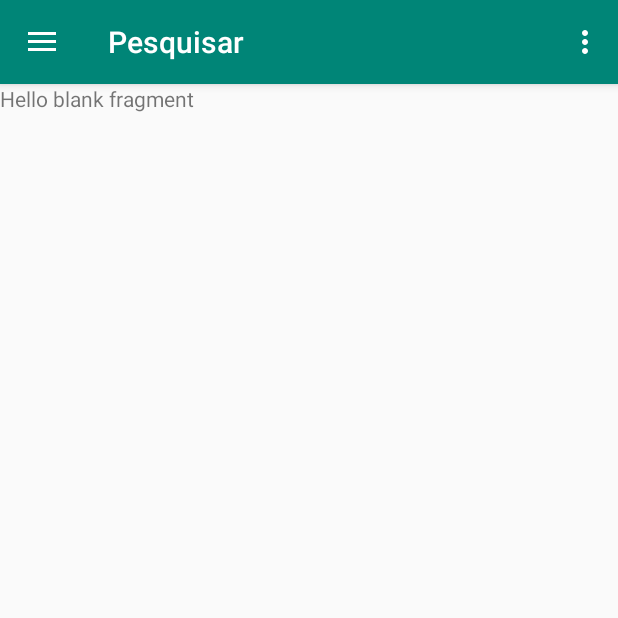
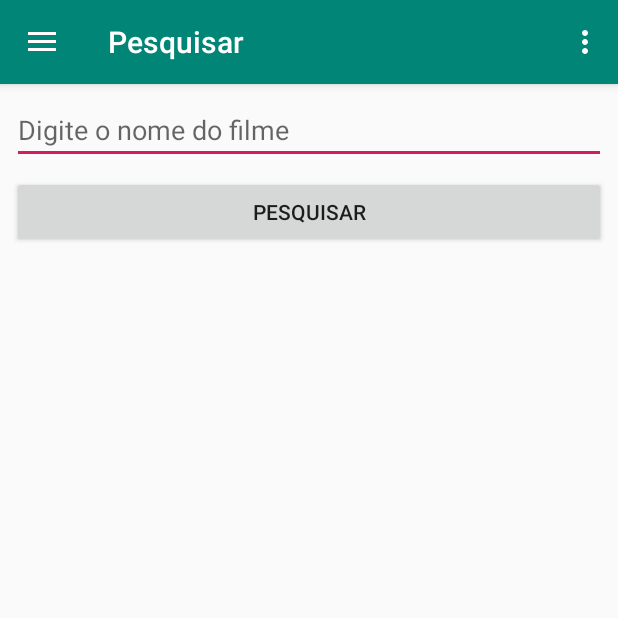
Before and after one commit to fbmanhani/OmdbSdm, an Android app: the screen it shows after launch (MainActivity), in the side drawer, after a tap on "Pesquisar", on a phone screen of 412 x 824 dp, the top half of it. Run offline under Robolectric (Android 15) with nearby library versions, the phone set to English and light mode, and no system bars; 1 statement that could not run was skipped.

Commit message:
Atualização dos fragments e criação dos adapters

```diff
--- a/app/build.gradle
+++ b/app/build.gradle
@@ -36,6 +36,8 @@ dependencies {
     implementation "com.squareup.retrofit2:retrofit:$retrofit_version"
     implementation "com.squareup.retrofit2:converter-gson:$retrofit_version"
 
+
+
     testImplementation 'junit:junit:4.12'
     androidTestImplementation 'com.android.support.test:runner:1.0.2'
     androidTestImplementation 'com.android.support.test.espresso:espresso-core:3.0.2'
--- a/app/src/main/java/br/edu/ifsp/sdm/manhani/omdbsdm/PesquisaFragment.kt
+++ b/app/src/main/java/br/edu/ifsp/sdm/manhani/omdbsdm/PesquisaFragment.kt
@@ -5,10 +5,14 @@ import android.support.v4.app.Fragment
 import android.view.LayoutInflater
 import android.view.View
 import android.view.ViewGroup
+import br.edu.ifsp.sdm.manhani.omdbsdm.adapter.ListaFilmesAdapter
+import br.edu.ifsp.sdm.manhani.omdbsdm.dto.Filme
 
 
 class PesquisaFragment : Fragment() {
 
+    lateinit var filmeAdapter: ListaFilmesAdapter
+//    private var filmes = arrayOf(MutableList<Filme>())
 
     override fun onCreate(savedInstanceState: Bundle?) {
         super.onCreate(savedInstanceState)
@@ -19,6 +23,7 @@ class PesquisaFragment : Fragment() {
         savedInstanceState: Bundle?
     ): View? {
         // Inflate the layout for this fragment
+        filmeAdapter
         return inflater.inflate(R.layout.fragment_pesquisa, container, false)
     }
 
--- a/app/src/main/res/layout/fragment_pesquisa.xml
+++ b/app/src/main/res/layout/fragment_pesquisa.xml
@@ -1,14 +1,38 @@
 <?xml version="1.0" encoding="utf-8"?>
-<FrameLayout xmlns:android="http://schemas.android.com/apk/res/android"
-             xmlns:tools="http://schemas.android.com/tools"
-             android:layout_width="match_parent"
-             android:layout_height="match_parent"
-             tools:context=".PesquisaFragment">
+<android.support.constraint.ConstraintLayout xmlns:android="http://schemas.android.com/apk/res/android"
+                                             xmlns:app="http://schemas.android.com/apk/res-auto"
+                                             xmlns:tools="http://schemas.android.com/tools"
+                                             android:layout_width="match_parent"
+                                             android:layout_height="match_parent"
+                                             tools:context=".PesquisaFragment" android:id="@+id/frameLayout2">
+    <EditText
+            android:layout_width="0dp"
+            android:layout_height="wrap_content"
+            android:inputType="textPersonName"
+            android:ems="10"
+            android:id="@+id/editTextPesquisa" android:layout_marginEnd="8dp"
+            app:layout_constraintEnd_toEndOf="parent" android:layout_marginStart="8dp"
+            app:layout_constraintStart_toStartOf="parent" android:hint="Digite o nome do filme"
+            app:layout_constraintHorizontal_bias="0.0" android:layout_marginTop="8dp"
+            app:layout_constraintTop_toTopOf="parent"/>
+    <Button
+            android:text="@string/pesquisar"
+            android:layout_width="0dp"
+            android:layout_height="wrap_content"
+            android:id="@+id/button" app:layout_constraintEnd_toEndOf="parent" android:layout_marginEnd="8dp"
+            app:layout_constraintStart_toStartOf="parent" android:layout_marginStart="8dp"
+            android:layout_marginTop="8dp"
+            app:layout_constraintTop_toBottomOf="@+id/editTextPesquisa"/>
 
-    <!-- TODO: Update blank fragment layout -->
-    <TextView
-            android:layout_width="match_parent"
-            android:layout_height="match_parent"
-            android:text="@string/hello_blank_fragment"/>
 
-</FrameLayout>
+    <android.support.v7.widget.RecyclerView
+            android:id="@+id/recyclerViewFilmes"
+            android:layout_width="0dp"
+            android:layout_height="0dp"
+            app:layout_constraintBottom_toBottomOf="parent"
+            app:layout_constraintEnd_toEndOf="parent"
+            app:layout_constraintStart_toStartOf="parent"
+            app:layout_constraintTop_toBottomOf="@+id/button" android:layout_marginBottom="8dp"
+            android:layout_marginTop="8dp"/>
+
+</android.support.constraint.ConstraintLayout>
--- a/app/src/main/res/values/strings.xml
+++ b/app/src/main/res/values/strings.xml
@@ -18,4 +18,5 @@
 
     <!-- TODO: Remove or change this placeholder text -->
     <string name="hello_blank_fragment">Hello blank fragment</string>
+    <string name="inicio">Início</string>
 </resources>
--- a/build.gradle
+++ b/build.gradle
@@ -12,7 +12,7 @@ buildscript {
 
     }
     dependencies {
-        classpath 'com.android.tools.build:gradle:3.4.0'
+        classpath 'com.android.tools.build:gradle:3.4.1'
         classpath "org.jetbrains.kotlin:kotlin-gradle-plugin:$kotlin_version"
         // NOTE: Do not place your application dependencies here; they belong
         // in the individual module build.gradle files
```
Also changed, not shown: app/src/main/java/br/edu/ifsp/sdm/manhani/omdbsdm/Util.kt (+8 -0 lines), app/src/main/java/br/edu/ifsp/sdm/manhani/omdbsdm/adapter/ListaFilmesAdapter.kt (added, +35 -0 lines), app/src/main/java/br/edu/ifsp/sdm/manhani/omdbsdm/dto/Filme.kt (added, +9 -0 lines), app/src/main/java/br/edu/ifsp/sdm/manhani/omdbsdm/dto/Retorno.kt (added, +7 -0 lines), app/src/main/res/layout/fragment_inicio.xml (+14 -12 lines), app/src/main/res/layout/layout_listar_filmes_adapter.xml (added, +25 -0 lines).
